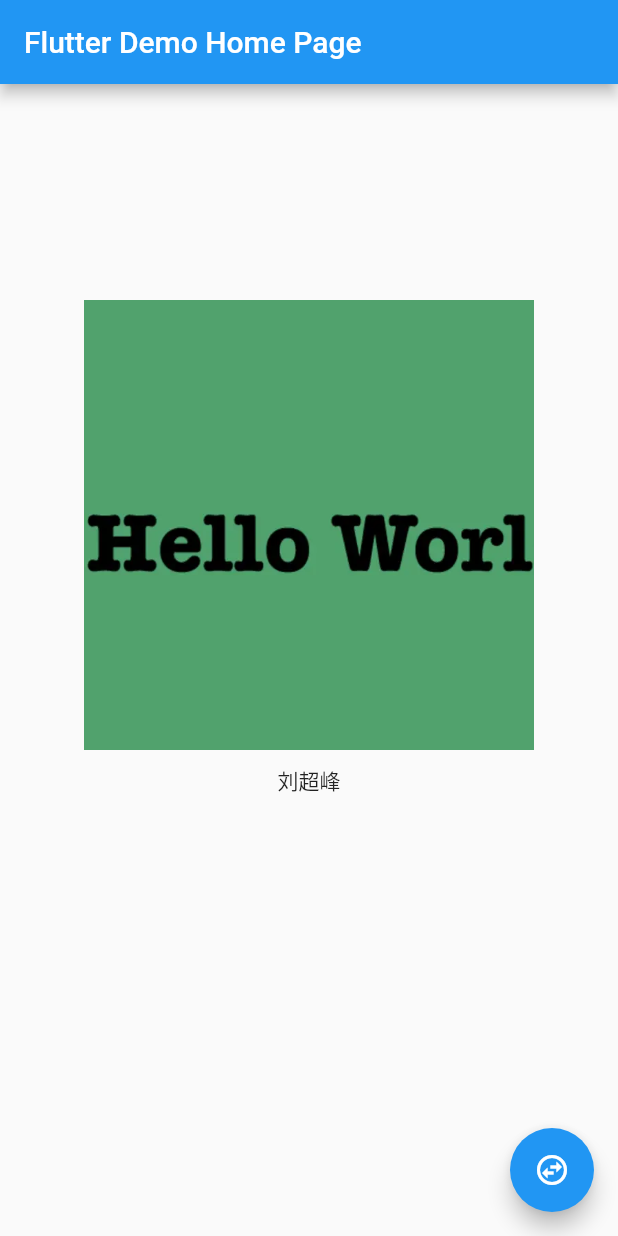
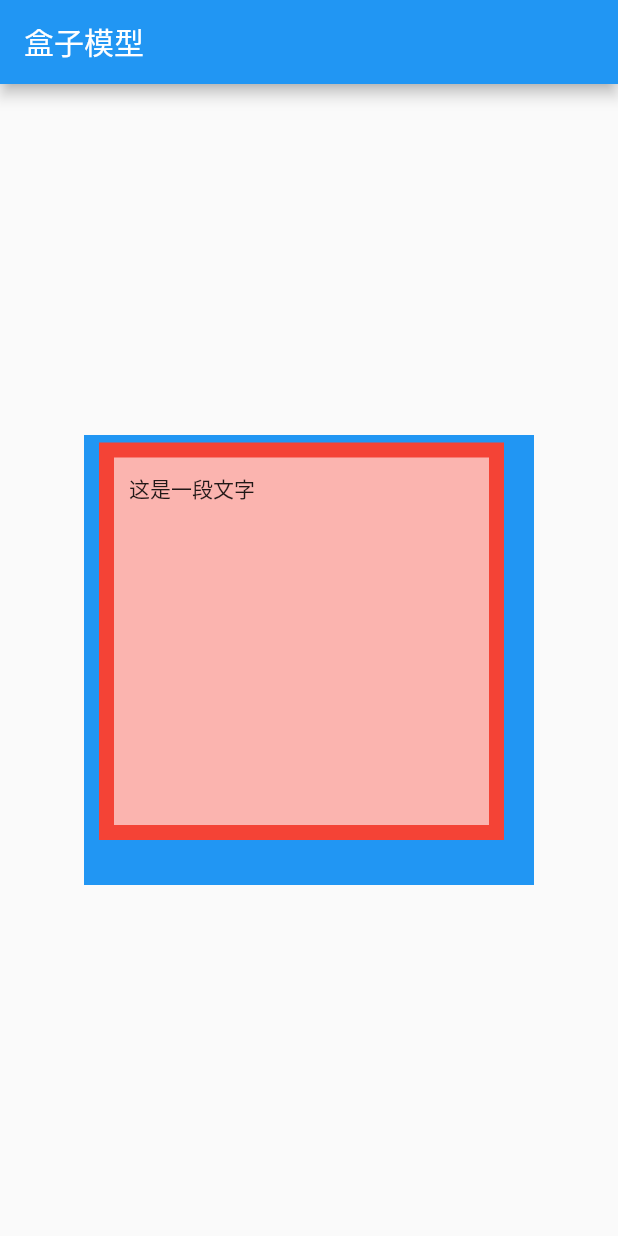
Before and after one commit to chaofengliu/flutter_app, a Flutter app: the screen it shows after launch, on a phone screen of 412 x 824 dp. Run offline on Flutter 3.47's test engine with Material 2 defaults, Android fonts, the phone set to English and light mode, and no system bars.

Commit message:
feat:盒子模型

```diff
--- a/lib/main.dart
+++ b/lib/main.dart
@@ -1,8 +1,44 @@
 import 'package:flutter/material.dart';
 
 void main() {
-  runApp(const MyApp());
+  runApp(const MyApp2());
 }
+class MyApp2 extends StatelessWidget {
+  const MyApp2({Key? key}) : super(key: key);
+
+  @override
+  Widget build(BuildContext context) {
+    return MaterialApp(
+      title: 'Flutter盒子模型',
+      theme: ThemeData(
+        primarySwatch: Colors.blue
+      ),
+      home: Scaffold(
+        appBar: AppBar(
+          title: const Text('盒子模型'),
+        ),
+        body: Center(
+          child: Container(
+            width: 300,
+            height: 300,
+            color: Colors.blue,
+            child: Container(
+              color: Colors.red,
+              margin: EdgeInsets.fromLTRB(10, 5, 20, 30),
+              child: Container(
+                margin: EdgeInsets.fromLTRB(10, 10, 10, 10),
+                color: Colors.white60,
+                child: Text("这是一段文字"),
+                padding: EdgeInsets.fromLTRB(10, 10, 10, 10),
+              ),
+            ),
+          ),
+        ),
+      ),
+    );
+  }
+}
+
 
 class MyApp extends StatelessWidget {
   const MyApp({Key? key}) : super(key: key);
```
